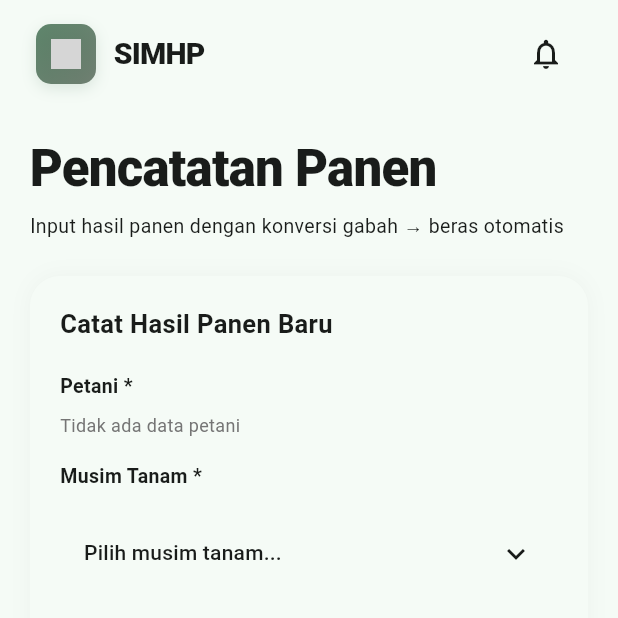
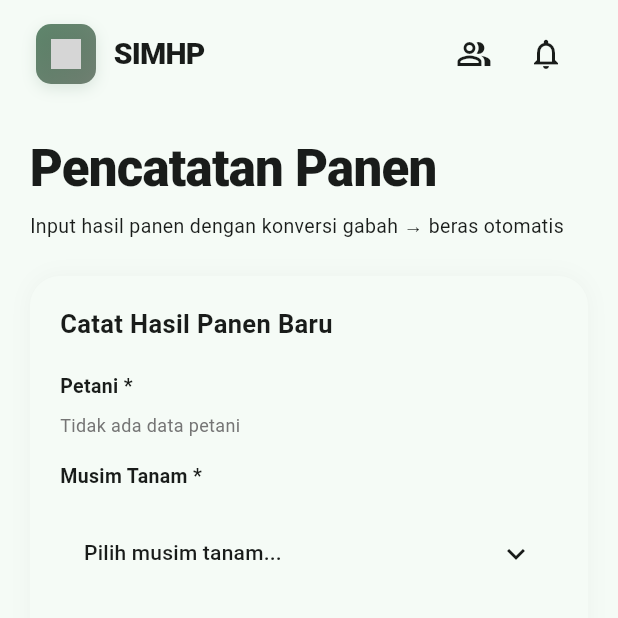
Before and after one commit to dzikri15/SIMHPSB-Kelompok4, a Flutter app: the PanenScreen screen opened directly, on a phone screen of 412 x 824 dp, the top half of it. Run offline on Flutter 3.47's test engine with Material 3 defaults, Android fonts, the phone set to English and light mode, and no system bars; our stand-ins replace flutter_svg, image_picker, liquid_swipe, shared_preferences; accounts and stored records are empty; network calls fail; grey boxes are pictures that could not be loaded.

Commit message:
feat(mobile): tampilkan tombol Data Petani di panen_screen

```diff
--- a/pangan_mobile/lib/screens/panen_screen.dart
+++ b/pangan_mobile/lib/screens/panen_screen.dart
@@ -60,6 +60,8 @@ class _PanenScreenState extends State<PanenScreen> {
   static const int _pageSize = 10;
   int _currentPage = 1;
   final ScrollController _petaniScrollCtrl = ScrollController();
+  final TextEditingController _petaniSearchCtrl = TextEditingController();
+  String _petaniSearchQuery = '';
 
   @override
   void initState() {
@@ -76,6 +78,11 @@ class _PanenScreenState extends State<PanenScreen> {
             double.tryParse(_rasioCtrl.text.replaceAll(',', '.')) ?? 61.5;
       });
     });
+    _petaniSearchCtrl.addListener(() {
+      setState(() {
+        _petaniSearchQuery = _petaniSearchCtrl.text.toLowerCase();
+      });
+    });
     _loadPetani();
     _loadRiwayat();
   }
@@ -87,6 +94,7 @@ class _PanenScreenState extends State<PanenScreen> {
     _rasioCtrl.dispose();
     _catatanCtrl.dispose();
     _petaniScrollCtrl.dispose();
+    _petaniSearchCtrl.dispose();
     super.dispose();
   }
 
@@ -145,6 +153,7 @@ class _PanenScreenState extends State<PanenScreen> {
         page++;
       }
       if (mounted) {
+        allPetani.sort((a, b) => a.nama.toLowerCase().compareTo(b.nama.toLowerCase()));
         setState(() {
           _petaniList = allPetani;
           _isLoadingPetani = false;
@@ -261,6 +270,7 @@ class _PanenScreenState extends State<PanenScreen> {
       appBar: AppTopBar(
         showMenu: widget.onLogoutTap != null,
         showLogout: widget.onLogoutTap != null,
+        showPetaniList: true,
         onLogoutTap: widget.onLogoutTap,
       ),
       body: SingleChildScrollView(
@@ -940,7 +950,57 @@ class _PanenScreenState extends State<PanenScreen> {
           style: TextStyle(fontSize: 12, color: Colors.grey[600]));
     }
 
-    return Container(
+    final filteredList = _petaniList.where((p) {
+      return p.nama.toLowerCase().contains(_petaniSearchQuery);
+    }).toList();
+
+    return Column(
+      crossAxisAlignment: CrossAxisAlignment.start,
+      children: [
+        // ── Search Bar Petani ──
+        Container(
+          margin: const EdgeInsets.only(bottom: 8),
+          padding: const EdgeInsets.symmetric(horizontal: 12),
+          decoration: BoxDecoration(
+            color: Theme.of(context).colorScheme.surfaceContainerHighest.withValues(alpha: 0.5),
+            borderRadius: BorderRadius.circular(10),
+          ),
+          child: Row(
+            children: [
+              Icon(Icons.search, size: 18, color: Theme.of(context).colorScheme.onSurfaceVariant),
+              const SizedBox(width: 8),
+              Expanded(
+                child: TextField(
+                  controller: _petaniSearchCtrl,
+                  decoration: InputDecoration(
+                    hintText: 'Cari nama petani...',
+                    hintStyle: TextStyle(
+                      fontSize: 13,
+                      color: Theme.of(context).colorScheme.onSurfaceVariant,
+                    ),
+                    border: InputBorder.none,
+                    isDense: true,
+                    contentPadding: const EdgeInsets.symmetric(vertical: 12),
+                  ),
+                  style: const TextStyle(fontSize: 14),
+                ),
+              ),
+              if (_petaniSearchQuery.isNotEmpty)
+                GestureDetector(
+                  onTap: () {
+                    _petaniSearchCtrl.clear();
+                    FocusScope.of(context).unfocus();
+                  },
+                  child: Icon(Icons.close, size: 18, color: Theme.of(context).colorScheme.onSurfaceVariant),
+                ),
+            ],
+          ),
+        ),
+
+        // ── List Petani ──
+
+
+        Container(
           constraints: const BoxConstraints(maxHeight: 220),
           decoration: BoxDecoration(
             color: Theme.of(context).colorScheme.surface,
@@ -960,7 +1020,7 @@ class _PanenScreenState extends State<PanenScreen> {
                 controller: _petaniScrollCtrl,
                 padding: EdgeInsets.zero,
                 shrinkWrap: true,
-            itemCount: _petaniList.length,
+                itemCount: filteredList.length,
                 separatorBuilder: (_, __) => Divider(
                   height: 1,
                   thickness: 0.8,
@@ -970,7 +1030,7 @@ class _PanenScreenState extends State<PanenScreen> {
                       .withValues(alpha: 0.5),
                 ),
                 itemBuilder: (ctx, idx) {
-              final p = _petaniList[idx];
+                  final p = filteredList[idx];
                   final isSelected = _selectedPetani?.id == p.id;
                   return InkWell(
                     onTap: () => setState(() {
@@ -1029,6 +1089,8 @@ class _PanenScreenState extends State<PanenScreen> {
               ),
             ),
           ),
+        ),
+      ],
     );
   }
 
```
Lines whose indentation alone changed are shown as unchanged.
